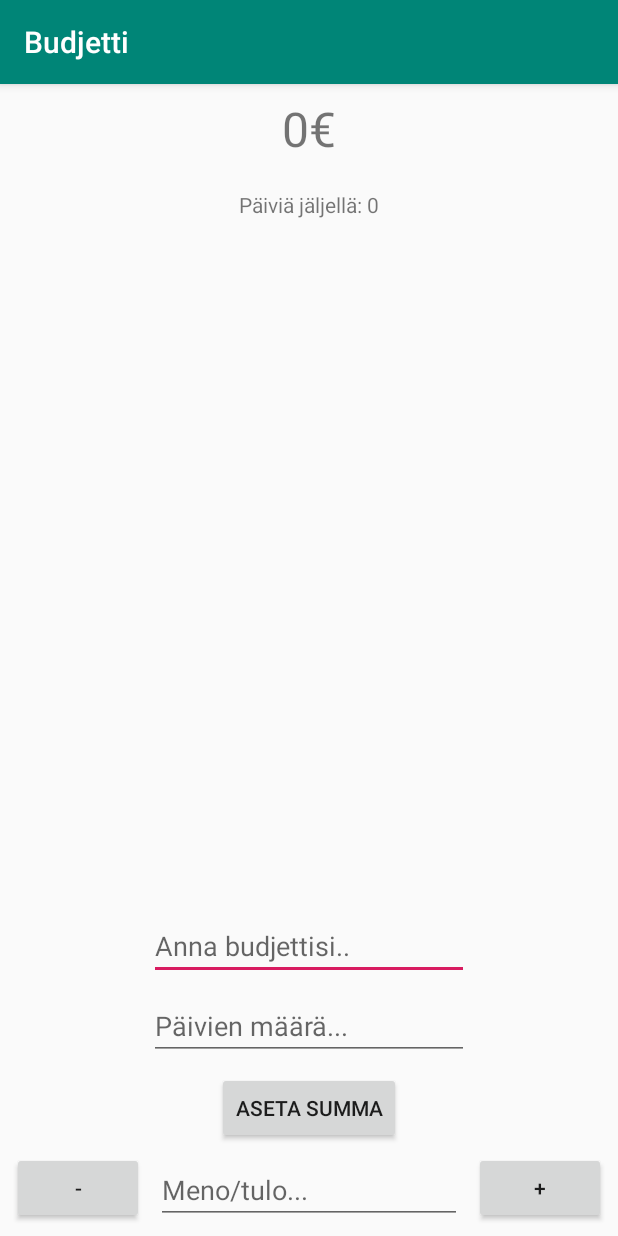
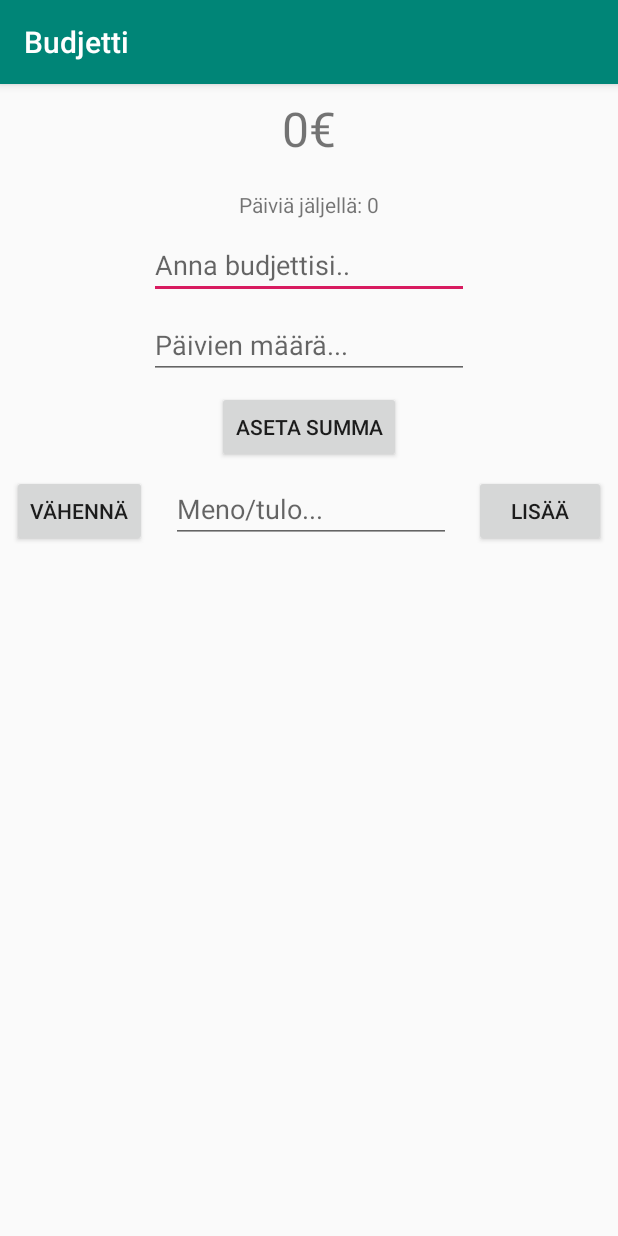
Before and after one commit to JukH/BudjettiApp, an Android app: the screen it shows after launch (MainActivity), on a phone screen of 412 x 824 dp. Run offline under Robolectric (Android 15) with nearby library versions, the phone set to English and light mode, and no system bars.

Commit message:
Automaattisen päivityksen työstöä

```diff
--- a/app/src/main/java/com/example/budjettiapp/BudjettiWidget.java
+++ b/app/src/main/java/com/example/budjettiapp/BudjettiWidget.java
@@ -12,7 +12,7 @@ import android.widget.RemoteViews;
  */
 public class BudjettiWidget extends AppWidgetProvider {
 
-    static void updateAppWidget(Context context, AppWidgetManager appWidgetManager,
+   /* static void updateAppWidget(Context context, AppWidgetManager appWidgetManager,
                                 int appWidgetId) {
 
         CharSequence widgetText = context.getString(R.string.appwidget_text);
@@ -22,7 +22,7 @@ public class BudjettiWidget extends AppWidgetProvider {
 
         // Instruct the widget manager to update the widget
         appWidgetManager.updateAppWidget(appWidgetId, views);
-    }
+    } */
 
     @Override
     public void onUpdate(Context context, AppWidgetManager appWidgetManager, int[] appWidgetIds) {
@@ -44,6 +44,7 @@ public class BudjettiWidget extends AppWidgetProvider {
             // Tell the AppWidgetManager to perform an update on the current app widget
             appWidgetManager.updateAppWidget(appWidgetId, views);
         }
+
     }
 
     @Override
--- a/app/src/main/java/com/example/budjettiapp/MainActivity.java
+++ b/app/src/main/java/com/example/budjettiapp/MainActivity.java
@@ -1,7 +1,11 @@
 package com.example.budjettiapp;
 
+import android.app.Activity;
+import android.app.AlarmManager;
 import android.app.AlertDialog;
+import android.app.PendingIntent;
 import android.appwidget.AppWidgetManager;
+import android.content.BroadcastReceiver;
 import android.content.ComponentName;
 import android.content.Context;
 import android.content.DialogInterface;
@@ -12,6 +16,7 @@ import android.support.v7.app.AppCompatActivity;
 import android.os.Bundle;
 import android.util.Log;
 import android.view.View;
+import android.view.inputmethod.InputMethodManager;
 import android.widget.Button;
 import android.widget.DatePicker;
 import android.widget.EditText;
@@ -22,6 +27,9 @@ import android.widget.Toast;
 import java.text.DecimalFormat;
 import java.time.Year;
 import java.util.Calendar;
+import java.util.concurrent.Executors;
+import java.util.concurrent.ScheduledExecutorService;
+import java.util.concurrent.TimeUnit;
 
 public class MainActivity extends AppCompatActivity {
 
@@ -32,7 +40,6 @@ public class MainActivity extends AppCompatActivity {
     int paivat;
 
     Context context = this;
-
     //Muotoilu jotta nähdään 2.desimaalin tarkkuudella
     private static DecimalFormat df2 = new DecimalFormat("#.##");
 
@@ -58,8 +65,9 @@ public class MainActivity extends AppCompatActivity {
         SharedPreferences pref = getApplicationContext().getSharedPreferences("MyPref", MODE_PRIVATE);
         final SharedPreferences.Editor editor = pref.edit();
 
+
             //Haetaan data, jos sitä on ennestään
-        if(!summanNaytto.getText().toString().matches("")) {
+            if (!summanNaytto.getText().toString().matches("")) {
                 String rahaMäärä = pref.getString("summa", null);
                 if (rahaMäärä != null) {
                     rahaMäärä = rahaMäärä.replace(",", ".");
@@ -69,9 +77,9 @@ public class MainActivity extends AppCompatActivity {
 
             }
 
-        if(paivakohtainenBudjetti.getText().toString().matches("")){
+            if (paivakohtainenBudjetti.getText().toString().matches("")) {
                 String tallennettuTietoPaivista = pref.getString("paivaBudjetti", null);
-            if(tallennettuTietoPaivista != null) {
+                if (tallennettuTietoPaivista != null) {
                     tallennettuTietoPaivista = tallennettuTietoPaivista.replace(",", ".");
 
                     paivakohtainenRahaMaara = Float.parseFloat(tallennettuTietoPaivista);
@@ -79,25 +87,30 @@ public class MainActivity extends AppCompatActivity {
                 }
             }
 
-        if(paivienMaara.getText().toString().matches("")){
-            paivat = pref.getInt("paivat",0);
+            if (paivienMaara.getText().toString().matches("")) {
+                paivat = pref.getInt("paivat", 0);
                 paivienMaara.setText("Päiviä jäljellä: " + paivat);
             }
 
-        //////////////////////////////////////////////////////////////////
 
-        //Päivän vaihtuessa vähennetään 1 päivä päivälaskurista
-        DatePicker datePicker = new DatePicker(this);
-        Calendar calendar = Calendar.getInstance();
-        calendar.setTimeInMillis(System.currentTimeMillis());
-        datePicker.init(calendar.get(Calendar.YEAR), calendar.get(Calendar.MONTH), calendar.get(Calendar.DAY_OF_MONTH), new DatePicker.OnDateChangedListener() {
+        ////////////////////////////////////////////////////////////////// Tietojen päivittäminen keskiyöllä
+        Calendar setCalendar = Calendar.getInstance();
+        setCalendar.set(Calendar.HOUR_OF_DAY, 0);
+        setCalendar.set(Calendar.MINUTE,0);
+        setCalendar.set(Calendar.SECOND,0);
+        //setCalendar.add(Calendar.DATE, 1);
 
-            @Override
-            public void onDateChanged(DatePicker datePicker, int year, int month, int dayOfMonth) {
-                paivat =  paivat - 1;
-                paivienMaara.setText("Päiviä jäljellä: " + paivat);
-            }
-        });
+        //Luodaan intent jotta saadaan data alarmManageriin
+        Intent intent = new Intent(this, AlarmReceiver.class);
+        intent.putExtra("lähtösumma", lahtoSumma);
+        intent.putExtra("päivät", paivat);
+
+
+        PendingIntent pi = PendingIntent.getBroadcast(this, 0, intent, PendingIntent.FLAG_UPDATE_CURRENT);
+        AlarmManager alarmManager = (AlarmManager) getSystemService(Context.ALARM_SERVICE);
+        alarmManager.setRepeating(AlarmManager.RTC, setCalendar.getTimeInMillis(), 1000 * 60 *60 *24 , pi);
+
+
 
         //////////////////////////////////////////////////////////////////
 
@@ -189,7 +202,6 @@ public class MainActivity extends AppCompatActivity {
                     appWidgetManager.updateAppWidget(thisWidget, remoteViews);
                     //
 
-
                 } else {
                     Toast.makeText(getApplicationContext(), "Anna vähennettävä summa", Toast.LENGTH_LONG).show();
                 }
@@ -238,6 +250,8 @@ public class MainActivity extends AppCompatActivity {
 
     }
 
+
+
     /*
     private void päivitäPäivät(Calendar kalenteri) {
         paivat -= 1;
@@ -264,4 +278,32 @@ public class MainActivity extends AppCompatActivity {
 
         savedInstanceState.putDouble("summanNaytto", 1.9);
     }
+
+    //pendingIntent tuo extroina päivät ja kokonaissumman
+    public static class AlarmReceiver extends BroadcastReceiver {
+        @Override
+        public void onReceive(Context context, Intent intent) {
+            //Päivitetään tiedot kun vuorokausi vaihtuu
+            int paivat = intent.getIntExtra("päivät",0);
+            float lahtoSumma = intent.getFloatExtra("lähtösumma",0);
+
+            //Vähennetään 1 päivä
+            paivat = paivat - 1;
+            //Lasketaan uusi päivittäinen käyttövara
+            float paivakohtainenRahaMaara = lahtoSumma / paivat;
+
+            //KOITETAAN PÄIVITTÄÄ WIDGET
+            AppWidgetManager appWidgetManager = AppWidgetManager.getInstance(context);
+            RemoteViews remoteViews = new RemoteViews(context.getPackageName(), R.layout.budjetti_widget);
+            ComponentName thisWidget = new ComponentName(context, BudjettiWidget.class);
+            remoteViews.setTextViewText(R.id.widget_lähtösumma_text, "Käytettävissä:" + df2.format(lahtoSumma) + "€");
+            //Koitetaan päivittää widget 6.12.19 PÄIVÄT
+            remoteViews.setTextViewText(R.id.widget_päiviä_teksti, "Päiviä jäljellä: " + paivat);
+            remoteViews.setTextViewText(R.id.widget_päiväkohtainen_rahamäärä_text, "Per päivä: " + df2.format(paivakohtainenRahaMaara) + "€");
+            appWidgetManager.updateAppWidget(thisWidget, remoteViews);
+
+            Toast.makeText(context, "Vuorokausi vaihtui", Toast.LENGTH_LONG).show();
+
         }
+    }
+}
--- a/app/src/main/res/layout/activity_main.xml
+++ b/app/src/main/res/layout/activity_main.xml
@@ -44,74 +44,79 @@
         android:layout_width="wrap_content"
         android:layout_height="wrap_content"
         android:layout_marginStart="8dp"
+        android:layout_marginTop="8dp"
         android:layout_marginEnd="8dp"
-        android:layout_marginBottom="8dp"
         android:ems="10"
         android:hint="Anna budjettisi.."
         android:inputType="numberDecimal"
-        app:layout_constraintBottom_toTopOf="@+id/paivienMaaraInput"
         app:layout_constraintEnd_toEndOf="parent"
-        app:layout_constraintStart_toStartOf="parent" />
+        app:layout_constraintStart_toStartOf="parent"
+        app:layout_constraintTop_toBottomOf="@+id/paivienMaaraTeksti" />
 
     <EditText
         android:id="@+id/paivienMaaraInput"
         android:layout_width="wrap_content"
         android:layout_height="wrap_content"
         android:layout_marginStart="8dp"
+        android:layout_marginTop="8dp"
         android:layout_marginEnd="8dp"
-        android:layout_marginBottom="8dp"
         android:ems="10"
         android:hint="Päivien määrä..."
         android:inputType="number"
-        app:layout_constraintBottom_toTopOf="@+id/muokkausNappi"
         app:layout_constraintEnd_toEndOf="parent"
-        app:layout_constraintStart_toStartOf="parent" />
+        app:layout_constraintStart_toStartOf="parent"
+        app:layout_constraintTop_toBottomOf="@+id/summanAsetus" />
 
     <Button
         android:id="@+id/muokkausNappi"
         android:layout_width="wrap_content"
         android:layout_height="wrap_content"
         android:layout_marginStart="8dp"
+        android:layout_marginTop="8dp"
         android:layout_marginEnd="8dp"
-        android:layout_marginBottom="8dp"
         android:text="Aseta summa"
-        app:layout_constraintBottom_toTopOf="@+id/vahennettavaSumma"
         app:layout_constraintEnd_toEndOf="parent"
-        app:layout_constraintStart_toStartOf="parent" />
+        app:layout_constraintStart_toStartOf="parent"
+        app:layout_constraintTop_toBottomOf="@+id/paivienMaaraInput" />
 
     <EditText
         android:id="@+id/vahennettavaSumma"
         android:layout_width="0dp"
         android:layout_height="wrap_content"
         android:layout_marginStart="8dp"
+        android:layout_marginTop="8dp"
         android:layout_marginEnd="8dp"
-        android:layout_marginBottom="8dp"
         android:ems="10"
         android:hint="Meno/tulo..."
+        android:imeOptions="actionDone"
         android:inputType="numberDecimal"
-        app:layout_constraintBottom_toBottomOf="parent"
         app:layout_constraintEnd_toStartOf="@+id/lisaysNappi"
-        app:layout_constraintStart_toEndOf="@+id/vahennysNappi" />
+        app:layout_constraintStart_toEndOf="@+id/vahennysNappi"
+        app:layout_constraintTop_toBottomOf="@+id/muokkausNappi" />
 
     <Button
         android:id="@+id/vahennysNappi"
         android:layout_width="wrap_content"
         android:layout_height="wrap_content"
         android:layout_marginStart="8dp"
-        android:layout_marginBottom="8dp"
-        android:text="-"
-        app:layout_constraintBottom_toBottomOf="parent"
-        app:layout_constraintStart_toStartOf="parent" />
+        android:layout_marginTop="8dp"
+        android:layout_marginEnd="8dp"
+        android:text="Vähennä"
+        app:layout_constraintEnd_toStartOf="@+id/vahennettavaSumma"
+        app:layout_constraintStart_toStartOf="parent"
+        app:layout_constraintTop_toBottomOf="@+id/muokkausNappi" />
 
     <Button
         android:id="@+id/lisaysNappi"
         android:layout_width="wrap_content"
         android:layout_height="wrap_content"
+        android:layout_marginStart="7dp"
+        android:layout_marginTop="8dp"
         android:layout_marginEnd="8dp"
-        android:layout_marginBottom="8dp"
         android:layout_weight="1"
-        android:text="+"
-        app:layout_constraintBottom_toBottomOf="parent"
-        app:layout_constraintEnd_toEndOf="parent" />
+        android:text="Lisää"
+        app:layout_constraintEnd_toEndOf="parent"
+        app:layout_constraintStart_toEndOf="@+id/vahennettavaSumma"
+        app:layout_constraintTop_toBottomOf="@+id/muokkausNappi" />
 
 </android.support.constraint.ConstraintLayout>
--- a/app/src/main/res/layout/budjetti_widget.xml
+++ b/app/src/main/res/layout/budjetti_widget.xml
@@ -1,7 +1,7 @@
 <LinearLayout xmlns:android="http://schemas.android.com/apk/res/android"
         android:layout_width="match_parent"
         android:layout_height="match_parent"
-        android:background="#09C"
+        android:background="@android:color/transparent"
         android:gravity="center"
         android:orientation="vertical">
 
--- a/app/src/main/res/values/strings.xml
+++ b/app/src/main/res/values/strings.xml
@@ -1,6 +1,6 @@
 <resources>
     <string name="app_name">Budjetti</string>
-    <string name="appwidget_text">Käytettävissä: </string>
+    <string name="appwidget_text">Ei budjettia</string>
     <string name="add_widget">Add widget</string>
     <string name="lisää_vähennä_widgetnappi">Lisää/vähennä</string>
 </resources>
--- a/app/src/main/res/xml/budjetti_widget_info.xml
+++ b/app/src/main/res/xml/budjetti_widget_info.xml
@@ -6,5 +6,5 @@
     android:minHeight="110dp"
     android:previewImage="@drawable/example_appwidget_preview"
     android:resizeMode="horizontal|vertical"
-    android:updatePeriodMillis="86400000"
+    android:updatePeriodMillis="0"
     android:widgetCategory="home_screen"></appwidget-provider>
```
Also changed, not shown: app/src/main/AndroidManifest.xml (+8 -0 lines). Lines whose indentation alone changed are shown as unchanged.
